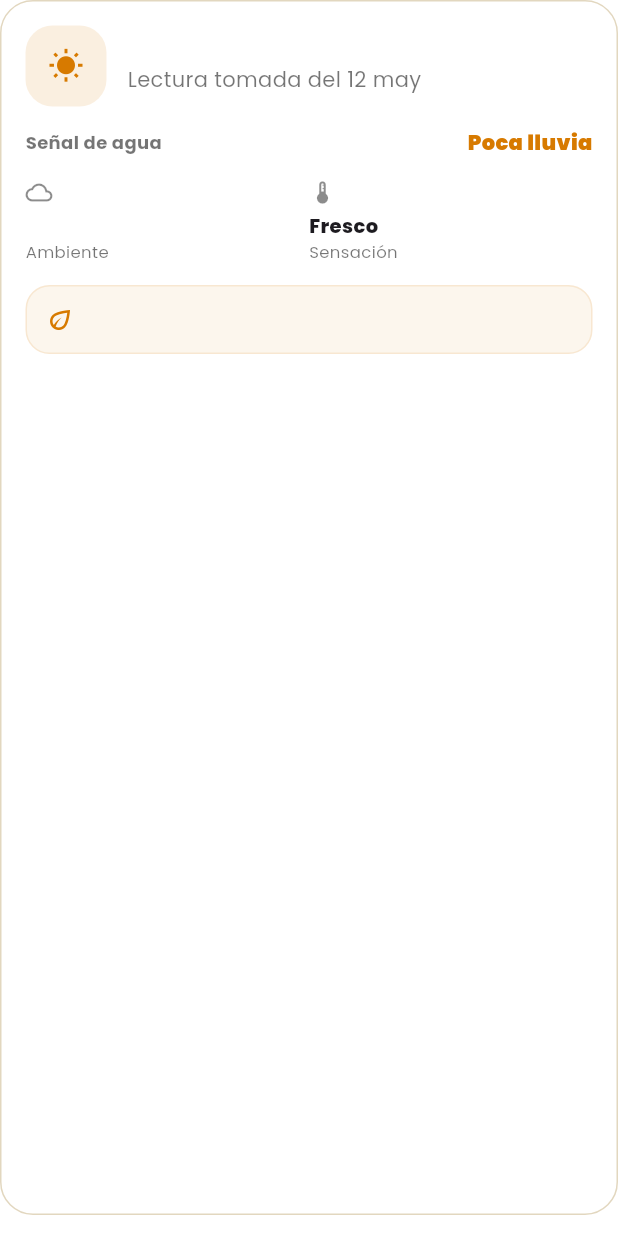
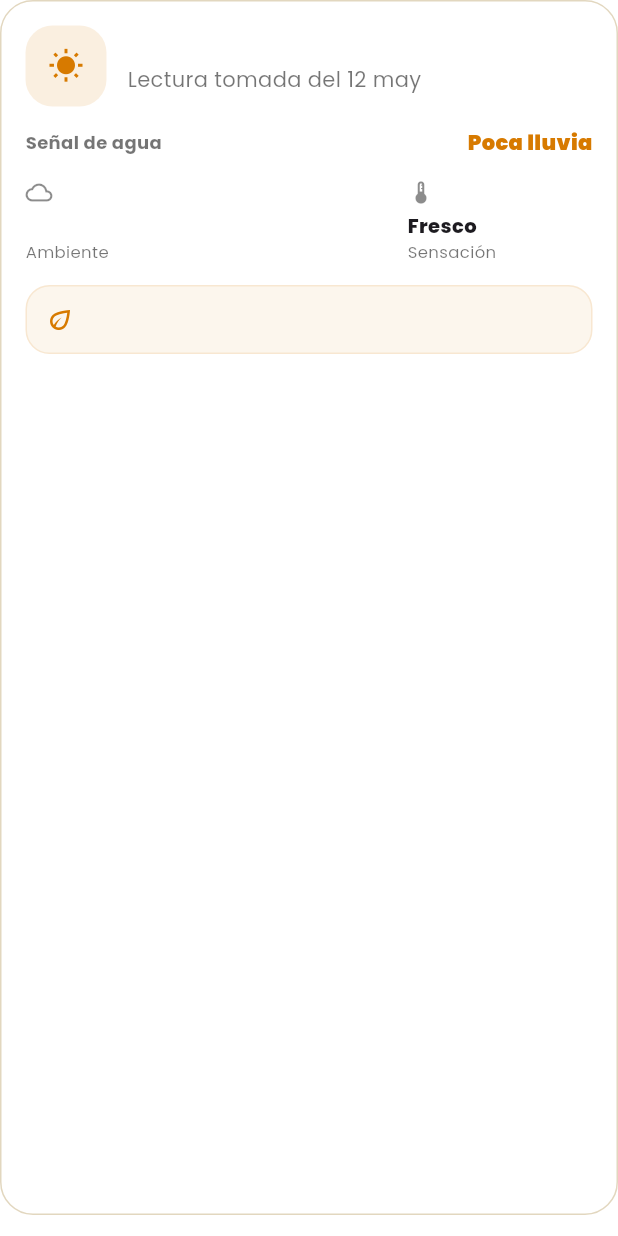
Before and after one commit to chaan12/cultiva-app-frontend, a Flutter app: the _MonthCard widget shown alone on an empty page, opened directly with empty values, on a phone screen of 412 x 824 dp. Run offline on Flutter 3.47's test engine with Material 3 defaults, Android fonts, the phone set to English and light mode, and no system bars; our stand-ins replace connectivity_plus, fl_chart, geocoding, geolocator, google_fonts, open_filex and 2 more; missing offline and left inert: dart:js_interop; accounts and stored records are empty.

Commit message:
Update canuelas_screen.dart

```diff
--- a/lib/features/weather/screens/canuelas_screen.dart
+++ b/lib/features/weather/screens/canuelas_screen.dart
@@ -712,15 +712,19 @@ class _MonthCard extends StatelessWidget {
           ),
           const SizedBox(height: 14),
           Row(
+            crossAxisAlignment: CrossAxisAlignment.start,
             children: [
               Expanded(
+                flex: 2,
                 child: _MiniMetric(
                   label: 'Ambiente',
                   value: month.conditionLabel,
                   icon: Icons.cloud_outlined,
                 ),
               ),
+              const SizedBox(width: 8),
               Expanded(
+                flex: 1,
                 child: _MiniMetric(
                   label: 'Sensación',
                   value: _temperatureRangeLabel(month),
@@ -782,8 +786,6 @@ class _MiniMetric extends StatelessWidget {
         const SizedBox(height: 4),
         Text(
           value,
-          maxLines: 2,
-          overflow: TextOverflow.ellipsis,
           style: const TextStyle(fontWeight: FontWeight.w800, fontSize: 13),
         ),
         Text(
```
